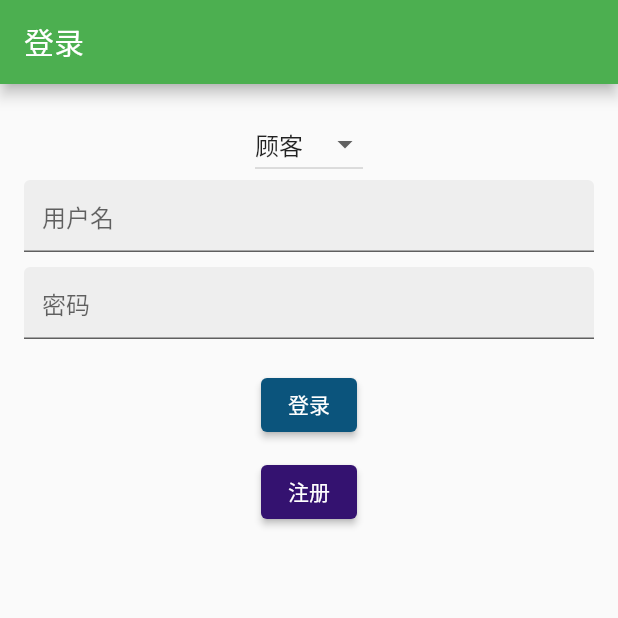
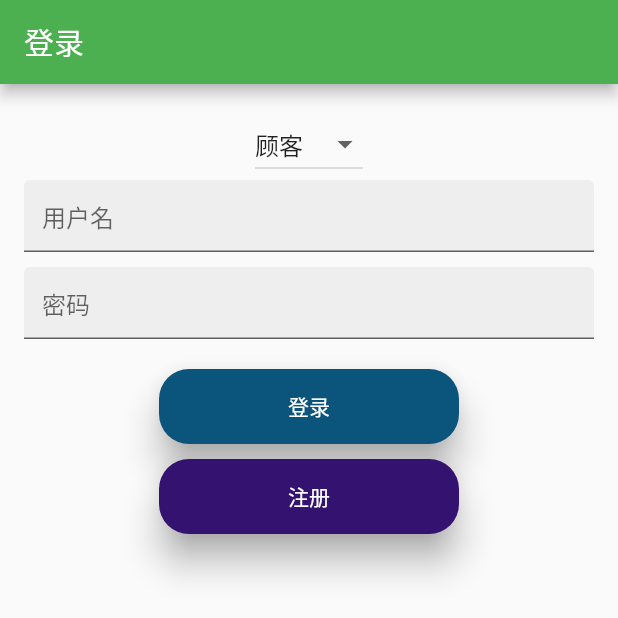
Before and after one commit to zhengbi-yong/RestaurantOrderingSystem, a Flutter app: the screen it shows after launch, on a phone screen of 412 x 824 dp, the top half of it. Run offline on Flutter 3.47's test engine with Material 2 defaults, Android fonts, the phone set to English and light mode, and no system bars; our stand-ins replace socket_io_client.

Commit message:
优化了部分页面的性能和外观

```diff
--- a/command.txt
+++ b/command.txt
@@ -2,7 +2,7 @@ cd ..
 cd home
 cd ResOrdSys
 cd RestaurantOrderingSystem
-docker-compose up --build --force-recreate -d
+
 
 docker-compose down
 docker-compose build
@@ -11,7 +11,7 @@ docker ps
 
 
 flutter build web --no-tree-shake-icons --profile --web-renderer html
-
+docker-compose up --build --force-recreate -d
 docker-compose build --no-cache
 # 查看docker缓存
 docker system df
--- a/resordsys/lib/pages/login_page.dart
+++ b/resordsys/lib/pages/login_page.dart
@@ -61,7 +61,6 @@ class _LoginPageState extends State<LoginPage> {
 
   Future<void> login(String username, String password) async {
     log('请求登录');
-    // await Future.delayed(Duration(seconds: 1)); // 添加延时，单位为秒
     final response = await http.post(
       Uri.parse('${Config.API_URL}/login'),
       headers: <String, String>{
@@ -77,7 +76,6 @@ class _LoginPageState extends State<LoginPage> {
     log('响应内容:${response.body}');
     log('状态码:${response.statusCode}');
     if (response.statusCode == 200) {
-      // 登录成功的操作
       log('登录成功');
       String identity = dropdownValue;
       globalUser = "$username@${DateTime.now().toIso8601String()}";
@@ -95,7 +93,6 @@ class _LoginPageState extends State<LoginPage> {
           Navigator.pushNamed(context, '/boss_page');
           break;
         default:
-          // 处理未知身份的情况，例如显示错误消息或其他操作
           log('身份未知');
           showDialog(
             context: context,
@@ -105,7 +102,6 @@ class _LoginPageState extends State<LoginPage> {
               actions: [
                 TextButton(
                   onPressed: () {
-                    // 重试登录
                     Navigator.pushNamed(context, '/login');
                   },
                   child: Text('重新登录'),
@@ -116,7 +112,6 @@ class _LoginPageState extends State<LoginPage> {
           break;
       }
     } else {
-      // 登录失败的操作
       log('登录失败');
       showDialog(
         context: context,
@@ -126,7 +121,6 @@ class _LoginPageState extends State<LoginPage> {
           actions: [
             TextButton(
               onPressed: () {
-                // 添加您想要的操作，如重试登录
                 Navigator.pushNamed(context, '/login');
               },
               child: Text('重新登录'),
@@ -137,7 +131,6 @@ class _LoginPageState extends State<LoginPage> {
     }
   }
 
-  // 在 LoginPage 构建方法中更改样式：
   @override
   Widget build(BuildContext context) {
     log('登录页构建');
@@ -170,42 +163,63 @@ class _LoginPageState extends State<LoginPage> {
               controller: _usernameController,
               decoration: InputDecoration(
                 hintText: '用户名',
-                filled: true, // 添加填充
-                fillColor: Colors.grey[200], // 设置填充颜色为浅灰色
+                filled: true,
+                fillColor: Colors.grey[200],
               ),
             ),
-            SizedBox(height: 10), // 添加一些空间
+            SizedBox(height: 10),
             TextField(
               controller: _passwordController,
               decoration: InputDecoration(
                 hintText: '密码',
-                filled: true, // 添加填充
-                fillColor: Colors.grey[200], // 设置填充颜色为浅灰色
+                filled: true,
+                fillColor: Colors.grey[200],
               ),
               obscureText: true,
             ),
-            SizedBox(height: 20), // 添加一些空间
-            ElevatedButton(
+            SizedBox(height: 20),
+            AnimatedContainer(
+              duration: Duration(seconds: 2),
+              curve: Curves.easeIn,
+              width: 200,
+              height: 50,
+              child: ElevatedButton(
                 onPressed: () {
                   login(_usernameController.text, _passwordController.text);
                 },
                 child: Text('登录'),
                 style: ElevatedButton.styleFrom(
-                primary: Color.fromARGB(255, 11, 84, 124), // 更改按钮颜色
+                  primary: Color.fromARGB(255, 11, 84, 124),
+                  shape: RoundedRectangleBorder(
+                    borderRadius: BorderRadius.circular(20),
+                  ),
+                  elevation: 10,
+                  shadowColor: Colors.grey,
                 ),
               ),
-            SizedBox(height: 10), // 添加一些空间
-            ElevatedButton(
+            ),
+            SizedBox(height: 10),
+            AnimatedContainer(
+              duration: Duration(seconds: 2),
+              curve: Curves.easeIn,
+              width: 200,
+              height: 50,
+              child: ElevatedButton(
                 onPressed: () {
                   Navigator.push(
                     context,
-                  MaterialPageRoute(
-                      builder: (context) => RegisterPage()), // 点击注册按钮跳转到注册页面
+                    MaterialPageRoute(builder: (context) => RegisterPage()),
                   );
                 },
                 child: Text('注册'),
                 style: ElevatedButton.styleFrom(
-                primary: const Color.fromARGB(255, 52, 18, 112), // 更改按钮颜色
+                  primary: const Color.fromARGB(255, 52, 18, 112),
+                  shape: RoundedRectangleBorder(
+                    borderRadius: BorderRadius.circular(20),
+                  ),
+                  elevation: 10,
+                  shadowColor: Colors.grey,
+                ),
               ),
             ),
           ],
--- a/resordsys/lib/pages/waiterorder_page.dart
+++ b/resordsys/lib/pages/waiterorder_page.dart
@@ -125,6 +125,10 @@ class _WaiterOrderPageState extends State<WaiterOrderPage> {
                   children: categoryMenuItems.map((menuItem) {
                     final orderCount = orderItems[menuItem['name']] ?? 0;
                     return Card(
+                      elevation: 5.0,
+                      shape: RoundedRectangleBorder(
+                        borderRadius: BorderRadius.circular(15.0),
+                      ),
                       child: ListTile(
                         title: Text(
                           menuItem['name'],
```
Also changed, not shown: resordsys/lib/pages/boss_page.dart (+28 -37 lines), resordsys/lib/pages/ordermanage_page.dart (+43 -10 lines), resordsys/lib/pages/waiter_page.dart (+57 -9 lines), 2 other files. Lines whose indentation alone changed are shown as unchanged.
